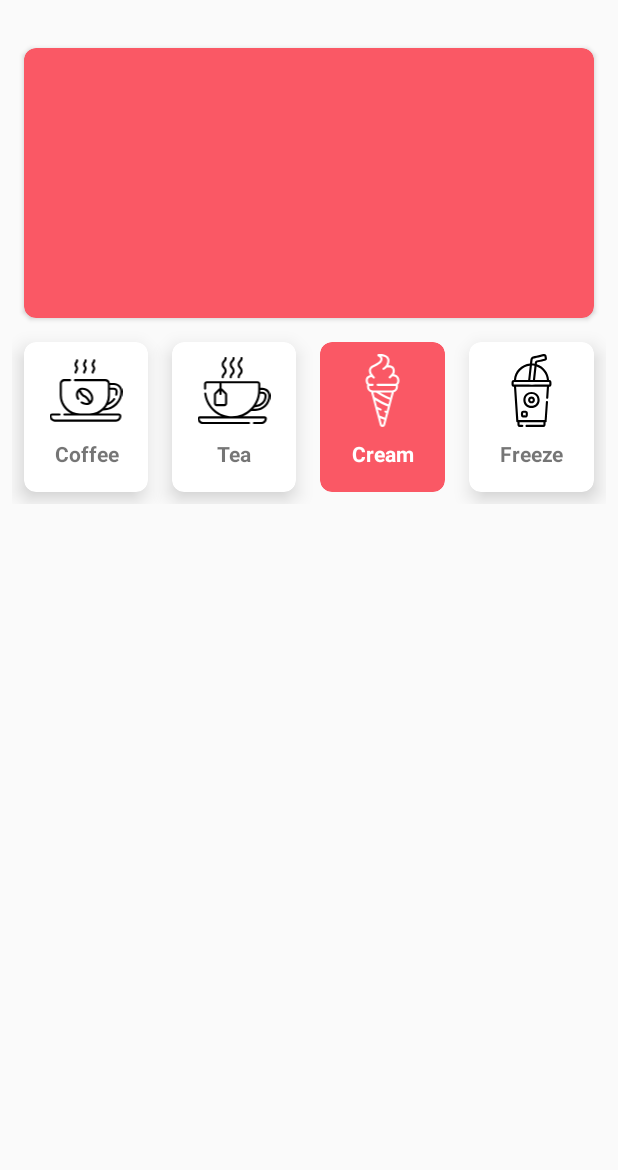
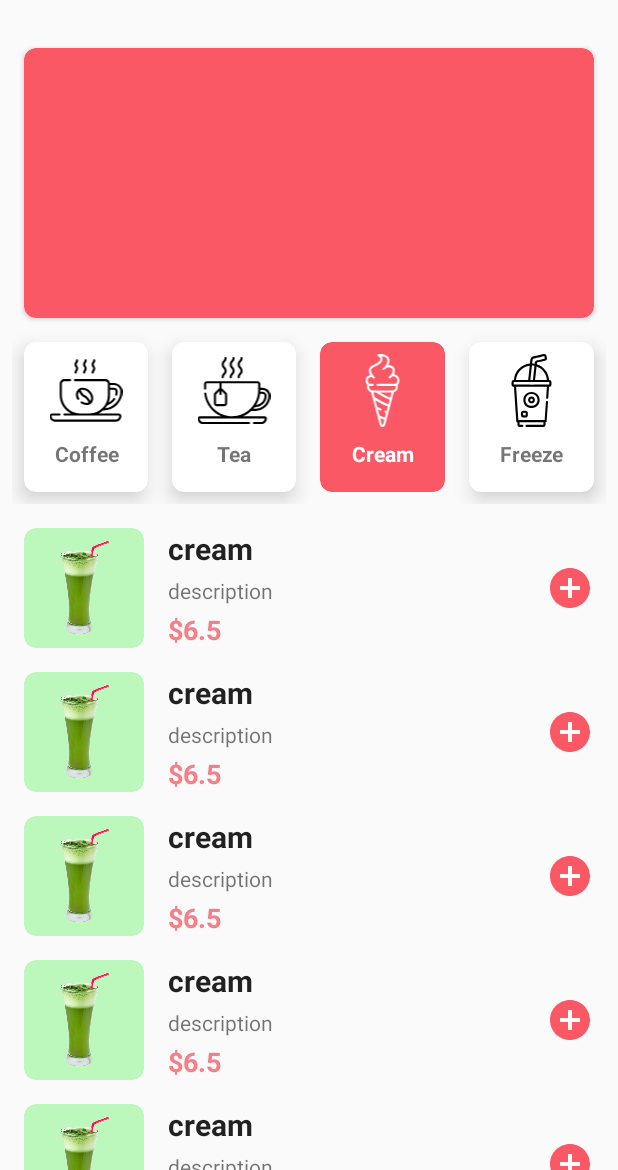
Before and after one commit to omarzer0/Fresh, an Android app: the screen it shows after launch (MainActivity), after a tap on "Cream", on a phone screen of 412 x 824 dp, the part 66-1236 px from its top. Run offline under Robolectric (Android 15) with nearby library versions, the phone set to English and light mode, and no system bars; 2 other taps on this screen came first.

Commit message:
homeViewModel

```diff
--- a/app/src/main/AndroidManifest.xml
+++ b/app/src/main/AndroidManifest.xml
@@ -7,7 +7,7 @@
         android:icon="@mipmap/ic_launcher"
         android:label="@string/app_name"
         android:roundIcon="@mipmap/ic_launcher_round"
-        android:supportsRtl="true"
+        android:supportsRtl="false"
         android:theme="@style/AppTheme">
         <activity
             android:name=".MainActivity"
--- a/app/src/main/java/omar/az/fresh/HomeFragment.kt
+++ /dev/null
@@ -1,122 +0,0 @@
-package omar.az.fresh
-
-import android.content.Context
-import android.os.Bundle
-import android.util.TypedValue
-import android.view.View
-import android.widget.ImageView
-import android.widget.TextView
-import androidx.cardview.widget.CardView
-import androidx.core.content.ContextCompat
-import androidx.fragment.app.Fragment
-import kotlinx.android.synthetic.main.fragment_home.*
-
-
-class HomeFragment : Fragment(R.layout.fragment_home), View.OnClickListener {
-    // coffee = 1,  tea = 2,    cream = 3,  freeze = 4
-    private var previousSelectedCardViewNumber = 1;
-    private var eightDp = 16f;
-    override fun onViewCreated(view: View, savedInstanceState: Bundle?) {
-        super.onViewCreated(view, savedInstanceState)
-        eightDp = convertFloatToDp()
-
-        addCardViewListeners()
-
-    }
-
-    fun addCardViewListeners() {
-        coffeeCardView.setOnClickListener(this)
-        teaCardView.setOnClickListener(this)
-        creamCardView.setOnClickListener(this)
-        freezeCardView.setOnClickListener(this)
-    }
-
-    fun setCardClickListener(selectedNumber: Int) {
-        unSetSelectedStyle(previousSelectedCardViewNumber)
-        setSelectedStyle(selectedNumber)
-        previousSelectedCardViewNumber = selectedNumber
-    }
-
-    override fun onClick(v: View?) {
-        when (v?.id) {
-            R.id.coffeeCardView -> setCardClickListener(1)
-            R.id.teaCardView -> setCardClickListener(2)
-            R.id.creamCardView -> setCardClickListener(3)
-            R.id.freezeCardView -> setCardClickListener(4)
-        }
-    }
-
-
-    private fun selectCard(
-        cardView: CardView,
-        imageView: ImageView,
-        image: Int,
-        textView: TextView
-    ) {
-        cardView.setCardBackgroundColor(
-            ContextCompat.getColor(
-                (activity as Context),
-                R.color.mainColor
-            )
-        )
-        cardView.cardElevation = 0F
-        textView.setTextColor(
-            ContextCompat.getColor(
-                (activity as Context),
-                android.R.color.white
-            )
-        )
-        imageView.setImageResource(image)
-    }
-
-    private fun setSelectedStyle(newSelectedCardViewNumber: Int) {
-        when (newSelectedCardViewNumber) {
-            1 -> selectCard(coffeeCardView, coffeeImg, R.drawable.ic_coffee_mug_white, coffeeTv)
-
-            2 -> selectCard(teaCardView, teaImg, R.drawable.ic_tea_cup_white, teaTv)
-
-            3 -> selectCard(creamCardView, creamImg, R.drawable.ic_ice_cream_white, creamTv)
-
-            4 -> selectCard(freezeCardView, freezeImg, R.drawable.ic_frappe_white, freezeTv)
-        }
-    }
-
-    private fun unSelectCard(
-        cardView: CardView,
-        imageView: ImageView,
-        image: Int,
-        textView: TextView
-    ) {
-        cardView.setCardBackgroundColor(
-            ContextCompat.getColor(
-                (activity as Context),
-                android.R.color.white
-            )
-        )
-        cardView.cardElevation = eightDp
-        textView.setTextColor(
-            ContextCompat.getColor(
-                (activity as Context),
-                R.color.textDarkSecondary
-            )
-        )
-        imageView.setImageResource(image)
-    }
-
-    private fun unSetSelectedStyle(oldSelectedCardViewNumber: Int) {
-        when (oldSelectedCardViewNumber) {
-            1 -> unSelectCard(coffeeCardView, coffeeImg, R.drawable.ic_coffee_mug, coffeeTv)
-            2 -> unSelectCard(teaCardView, teaImg, R.drawable.ic_tea_cup, teaTv)
-            3 -> unSelectCard(creamCardView, creamImg, R.drawable.ic_ice_cream, creamTv)
-            4 -> unSelectCard(freezeCardView, freezeImg, R.drawable.ic_frappe, freezeTv)
-        }
-    }
-
-    private fun convertFloatToDp() = TypedValue.applyDimension(
-        TypedValue.COMPLEX_UNIT_DIP, 8f,
-        context?.resources?.displayMetrics
-    )
-
-    //fragmentManager?.beginTransaction()?.replace(R.id.mainActivityFrameContainer, ProductDetailsFragment())
-//                ?.addToBackStack("f")?.commit()
-}
--- /dev/null
+++ b/app/src/main/java/omar/az/fresh/adapter/ProductAdapter.kt
@@ -0,0 +1,73 @@
+package omar.az.fresh.adapter
+
+import android.content.res.ColorStateList
+import android.graphics.Color
+import android.view.LayoutInflater
+import android.view.View
+import android.view.ViewGroup
+import androidx.recyclerview.widget.DiffUtil
+import androidx.recyclerview.widget.DiffUtil.ItemCallback
+import androidx.recyclerview.widget.ListAdapter
+import androidx.recyclerview.widget.RecyclerView
+import kotlinx.android.synthetic.main.product_item.view.*
+import omar.az.fresh.R
+import omar.az.fresh.pojo.Product
+
+class ProductAdapter(private val isInDetailsFragment: Boolean) :
+    ListAdapter<Product, ProductAdapter.ProductViewHolder>(diffUtilCallback()) {
+
+
+    inner class ProductViewHolder(itemView: View) : RecyclerView.ViewHolder(itemView)
+
+    override fun onCreateViewHolder(parent: ViewGroup, viewType: Int): ProductViewHolder {
+        val view = LayoutInflater.from(parent.context).inflate(R.layout.product_item, parent, false)
+        return ProductViewHolder(view)
+    }
+
+    override fun onBindViewHolder(holder: ProductViewHolder, position: Int) {
+        val currentItem = getItem(position)
+
+        holder.itemView.apply {
+            productItemCardViewBackgroundCV
+                .setCardBackgroundColor(Color.parseColor(currentItem.backgroundColor))
+
+            productImageImg.setImageResource(currentItem.image)
+            productNameTV.text = currentItem.name
+            productDescriptionTV.text = currentItem.description
+            productPriceTV.text = currentItem.smallPrice.toString()
+            setOnClickListener { onProductBodyClickListener?.let { it(currentItem) } }
+
+            if (isInDetailsFragment) {
+                productCartQuantityViewLL.visibility = View.VISIBLE
+            } else {
+                productAddButton.visibility = View.VISIBLE
+                productAddButton.setOnClickListener {
+                    onProductAddButtonClickListener?.let {
+                        it(
+                            currentItem
+                        )
+                    }
+                }
+            }
+        }
+    }
+
+    private var onProductBodyClickListener: ((Product) -> Unit)? = null
+    private var onProductAddButtonClickListener: ((Product) -> Unit)? = null
+
+    fun setOnProductBodyClickListener(listener: (Product) -> Unit) {
+        onProductBodyClickListener = listener
+    }
+
+    fun setOnAddButtonClickListener(listener: (Product) -> Unit) {
+        onProductAddButtonClickListener = listener
+    }
+}
+
+fun diffUtilCallback(): ItemCallback<Product> = object : DiffUtil.ItemCallback<Product>() {
+    override fun areItemsTheSame(oldItem: Product, newItem: Product) =
+        oldItem.name + oldItem.description == newItem.name + newItem.description
+
+    override fun areContentsTheSame(oldItem: Product, newItem: Product) = oldItem == newItem
+
+}
--- a/app/src/main/java/omar/az/fresh/pojo/Product.kt
+++ b/app/src/main/java/omar/az/fresh/pojo/Product.kt
@@ -1,10 +1,13 @@
 package omar.az.fresh.pojo
+
+import android.graphics.Color
 
 data class Product(
     val id: Long,
     val name: String,
     val description: String,
     val image: Int,
+    val backgroundColor : String,
     val smallPrice: Double,
     val mediumPrice: Double,
     val largePrice: Double,
--- /dev/null
+++ b/app/src/main/java/omar/az/fresh/ui/home/HomeFragment.kt
@@ -0,0 +1,205 @@
+package omar.az.fresh.ui.home
+
+import android.content.Context
+import android.os.Bundle
+import android.util.TypedValue
+import android.view.View
+import android.widget.ImageView
+import android.widget.TextView
+import android.widget.Toast
+import androidx.cardview.widget.CardView
+import androidx.core.content.ContextCompat
+import androidx.fragment.app.Fragment
+import androidx.fragment.app.viewModels
+import androidx.lifecycle.Observer
+import androidx.recyclerview.widget.LinearLayoutManager
+import kotlinx.android.synthetic.main.fragment_home.*
+import omar.az.fresh.ProductDetailsFragment
+import omar.az.fresh.R
+import omar.az.fresh.adapter.ProductAdapter
+import omar.az.fresh.pojo.Product
+
+
+class HomeFragment : Fragment(R.layout.fragment_home), View.OnClickListener {
+    // coffee = 1,  tea = 2,    cream = 3,  freeze = 4
+    private val homeFragmentViewModel: HomeFragmentViewModel by viewModels()
+    private var previousSelectedCardViewNumber = 1;
+    private var eightDp = 16f;
+    private lateinit var productAdapter: ProductAdapter
+
+
+    override fun onViewCreated(view: View, savedInstanceState: Bundle?) {
+        super.onViewCreated(view, savedInstanceState)
+        eightDp = convertFloatToDp()
+
+        addCardViewListeners()
+        setRecyclerView()
+        setClickListeners()
+
+        homeFragmentViewModel.productList.observe(viewLifecycleOwner, Observer {
+            productAdapter.submitList(it)
+        })
+
+    }
+
+
+    private fun addCardViewListeners() {
+        coffeeCardView.setOnClickListener(this)
+        teaCardView.setOnClickListener(this)
+        creamCardView.setOnClickListener(this)
+        freezeCardView.setOnClickListener(this)
+    }
+
+
+    private fun setRecyclerView() {
+        productAdapter = ProductAdapter(false)
+        rv_home_fragment.apply {
+            adapter = productAdapter
+            layoutManager = LinearLayoutManager(context)
+            itemAnimator = null
+        }
+    }
+
+    private fun setClickListeners() {
+        productAdapter.setOnProductBodyClickListener { product ->
+            fragmentManager?.beginTransaction()
+                ?.add(
+                    R.id.mainActivityFrameContainer,
+                    ProductDetailsFragment(product)
+                )
+                ?.addToBackStack("f")?.commit()
+        }
+
+        productAdapter.setOnAddButtonClickListener {
+            Toast.makeText(context, "button", Toast.LENGTH_SHORT).show()
+        }
+
+        shoppingCartImg.setOnClickListener {
+//            fragmentManager?.beginTransaction()
+//                ?.add(
+//                    R.id.mainActivityFrameContainer,
+//                    ProductDetailsFragment()
+//                )
+//                ?.addToBackStack("f")?.commit()
+        }
+    }
+
+    private fun setCardClickListener(selectedNumber: Int) {
+        unSetSelectedStyle(previousSelectedCardViewNumber)
+        setSelectedStyle(selectedNumber)
+        previousSelectedCardViewNumber = selectedNumber
+    }
+
+    override fun onClick(v: View?) {
+        when (v?.id) {
+            R.id.coffeeCardView -> setCardClickListener(1)
+            R.id.teaCardView -> setCardClickListener(2)
+            R.id.creamCardView -> setCardClickListener(3)
+            R.id.freezeCardView -> setCardClickListener(4)
+        }
+    }
+
+
+    private fun selectCard(
+        cardView: CardView,
+        imageView: ImageView,
+        image: Int,
+        textView: TextView,
+        productListId: Int
+    ) {
+        cardView.setCardBackgroundColor(
+            ContextCompat.getColor(
+                (activity as Context),
+                R.color.mainColor
+            )
+        )
+        cardView.cardElevation = 0F
+        textView.setTextColor(
+            ContextCompat.getColor(
+                (activity as Context),
+                android.R.color.white
+            )
+        )
+        imageView.setImageResource(image)
+//        setRecyclerViewData(newData)
+        homeFragmentViewModel.getListOfProducts(productListId)
+    }
+
+    private fun setSelectedStyle(newSelectedCardViewNumber: Int) {
+        when (newSelectedCardViewNumber) {
+            1 -> selectCard(
+                coffeeCardView,
+                coffeeImg,
+                R.drawable.ic_coffee_mug_white,
+                coffeeTv, 1
+            )
+
+            2 -> selectCard(
+                teaCardView, teaImg,
+                R.drawable.ic_tea_cup_white, teaTv, 2
+            )
+
+            3 -> selectCard(
+                creamCardView,
+                creamImg,
+                R.drawable.ic_ice_cream_white,
+                creamTv, 3
+            )
+
+            4 -> selectCard(
+                freezeCardView,
+                freezeImg,
+                R.drawable.ic_frappe_white,
+                freezeTv, 4
+            )
+        }
+    }
+
+    private fun unSelectCard(
+        cardView: CardView,
+        imageView: ImageView,
+        image: Int,
+        textView: TextView
+    ) {
+        cardView.setCardBackgroundColor(
+            ContextCompat.getColor(
+                (activity as Context),
+                android.R.color.white
+            )
+        )
+        cardView.cardElevation = eightDp
+        textView.setTextColor(
+            ContextCompat.getColor(
+                (activity as Context),
+                R.color.textDarkSecondary
+            )
+        )
+        imageView.setImageResource(image)
+    }
+
+    private fun unSetSelectedStyle(oldSelectedCardViewNumber: Int) {
+        when (oldSelectedCardViewNumber) {
+            1 -> unSelectCard(
+                coffeeCardView, coffeeImg,
+                R.drawable.ic_coffee_mug, coffeeTv
+            )
+            2 -> unSelectCard(
+                teaCardView, teaImg,
+                R.drawable.ic_tea_cup, teaTv
+            )
+            3 -> unSelectCard(
+                creamCardView, creamImg,
+                R.drawable.ic_ice_cream, creamTv
+            )
+            4 -> unSelectCard(
+                freezeCardView, freezeImg,
+                R.drawable.ic_frappe, freezeTv
+            )
+        }
+    }
+
+    private fun convertFloatToDp() = TypedValue.applyDimension(
+        TypedValue.COMPLEX_UNIT_DIP, 8f,
+        context?.resources?.displayMetrics
+    )
+}
--- /dev/null
+++ b/app/src/main/java/omar/az/fresh/ui/home/HomeFragmentViewModel.kt
@@ -0,0 +1,80 @@
+package omar.az.fresh.ui.home
+
+import androidx.lifecycle.LiveData
+import androidx.lifecycle.MutableLiveData
+import androidx.lifecycle.ViewModel
+import omar.az.fresh.R
+import omar.az.fresh.pojo.Product
+
+class HomeFragmentViewModel : ViewModel() {
+    private val _productList = MutableLiveData<List<Product>>()
+    val productList: LiveData<List<Product>>
+        get() = _productList
+
+    init {
+        _productList.postValue(coffeeList)
+    }
+
+
+    fun getListOfProducts(productListId: Int) {
+        when (productListId) {
+            1 -> _productList.postValue(coffeeList)
+            2 -> _productList.postValue(teaList)
+            3 -> _productList.postValue(creamList)
+            4 -> _productList.postValue(freezeList)
+        }
+    }
+
+
+}
+
+
+private val coffeeList = List(100) {
+    Product(
+        it.toLong(),
+        "coffee",
+        "description",
+        R.drawable.lavender,
+        "#BCF8BC",
+        6.50,
+        9.0,
+        12.0
+    )
+}
+
+private val teaList = List(100) {
+    Product(
+        it.toLong(),
+        "tea",
+        "description",
+        R.drawable.lavender,
+        "#BCF8BC",
+        6.50,
+        9.0,
+        12.0
+    )
+}
+private val creamList = List(100) {
+    Product(
+        it.toLong(),
+        "cream",
+        "description",
+        R.drawable.lavender,
+        "#BCF8BC",
+        6.50,
+        9.0,
+        12.0
+    )
+}
+private val freezeList = List(100) {
+    Product(
+        it.toLong(),
+        "freeze",
+        "description",
+        R.drawable.lavender,
+        "#BCF8BC",
+        6.50,
+        9.0,
+        12.0
+    )
+}
--- a/app/src/main/res/layout/fragment_home.xml
+++ b/app/src/main/res/layout/fragment_home.xml
@@ -277,6 +277,7 @@
 
 
         <androidx.recyclerview.widget.RecyclerView
+            android:id="@+id/rv_home_fragment"
             android:layout_width="match_parent"
             android:layout_height="0dp"
             app:layout_constraintBottom_toBottomOf="parent"
--- a/app/src/main/res/layout/product_item.xml
+++ b/app/src/main/res/layout/product_item.xml
@@ -1,18 +1,20 @@
 <?xml version="1.0" encoding="utf-8"?>
 <androidx.constraintlayout.widget.ConstraintLayout xmlns:android="http://schemas.android.com/apk/res/android"
+    android:id="@+id/cl_root_view"
     xmlns:app="http://schemas.android.com/apk/res-auto"
     xmlns:tools="http://schemas.android.com/tools"
     android:layout_width="match_parent"
     android:layout_height="wrap_content"
     android:layout_marginStart="16dp"
     android:layout_marginTop="16dp"
-    android:layout_marginEnd="16dp">
+    android:layout_marginEnd="16dp"
+    >
 
 
     <androidx.cardview.widget.CardView
         android:id="@+id/productItemCardViewBackgroundCV"
-        android:layout_width="100dp"
-        android:layout_height="110dp"
+        android:layout_width="80dp"
+        android:layout_height="80dp"
         app:cardBackgroundColor="#BCF8BC"
         app:cardCornerRadius="8dp"
         app:cardElevation="0dp"
@@ -23,7 +25,7 @@
             android:id="@+id/productImageImg"
             android:layout_width="match_parent"
             android:layout_height="match_parent"
-            android:layout_margin="16dp"
+            android:layout_margin="8dp"
             android:scaleType="fitXY"
             tools:src="@drawable/lavender" />
 
@@ -34,7 +36,6 @@
         android:layout_width="0dp"
         android:layout_height="wrap_content"
         android:layout_marginStart="16dp"
-        android:layout_marginTop="8dp"
         android:layout_marginEnd="8dp"
         android:textColor="@color/textDarkPrimary"
         android:textSize="20sp"
@@ -49,37 +50,47 @@
         android:id="@+id/productDescriptionTV"
         android:layout_width="wrap_content"
         android:layout_height="wrap_content"
-        android:layout_marginTop="8dp"
         android:textColor="@color/textDarkSecondary"
         app:layout_constraintBottom_toTopOf="@+id/productPriceTV"
         app:layout_constraintEnd_toEndOf="@+id/productNameTV"
         app:layout_constraintHorizontal_bias="0"
         app:layout_constraintStart_toStartOf="@+id/productNameTV"
         app:layout_constraintTop_toBottomOf="@+id/productNameTV"
-        app:layout_constraintVertical_bias="0.0"
+        app:layout_constraintVertical_bias="0.5"
         tools:text="The staple of lavender juice" />
 
+
+    <TextView
+        android:id="@+id/tv_dollar_sign"
+        android:layout_width="wrap_content"
+        android:layout_height="wrap_content"
+        android:text="@string/dollar_sign"
+        android:textColor="@color/secondaryColor"
+        android:textSize="18sp"
+        android:textStyle="bold"
+        app:layout_constraintBottom_toBottomOf="parent"
+        app:layout_constraintStart_toStartOf="@+id/productNameTV" />
 
     <TextView
         android:id="@+id/productPriceTV"
         android:layout_width="wrap_content"
         android:layout_height="wrap_content"
-        android:layout_marginBottom="8dp"
         android:textColor="@color/secondaryColor"
         android:textSize="18sp"
         android:textStyle="bold"
         app:layout_constraintBottom_toBottomOf="@+id/productItemCardViewBackgroundCV"
         app:layout_constraintEnd_toEndOf="@+id/productNameTV"
         app:layout_constraintHorizontal_bias="0"
-        app:layout_constraintStart_toStartOf="@+id/productNameTV"
-        tools:text="$6.50" />
+        app:layout_constraintStart_toEndOf="@+id/tv_dollar_sign"
+        tools:text="6.50" />
 
     <ImageView
         android:id="@+id/productAddButton"
         android:layout_width="32dp"
         android:layout_height="32dp"
         android:background="@drawable/ic_add_circle"
-        android:visibility="visible"
+        android:visibility="gone"
+        tools:visibility="visible"
         app:layout_constraintBottom_toBottomOf="parent"
         app:layout_constraintEnd_toEndOf="parent"
         app:layout_constraintTop_toTopOf="parent" />
--- a/app/src/main/res/values/strings.xml
+++ b/app/src/main/res/values/strings.xml
@@ -23,4 +23,5 @@
     <string name="_25">25%</string>
     <string name="_50">50%</string>
     <string name="_100">100%</string>
+    <string name="dollar_sign">$</string>
 </resources>
```
Also changed, not shown: app/build.gradle (+7 -0 lines), app/src/main/java/omar/az/fresh/MainActivity.kt (+4 -5 lines), app/src/main/java/omar/az/fresh/ProductDetailsFragment.kt (+11 -1 lines), app/src/main/res/layout/fragment_product_details.xml (+5 -4 lines).
